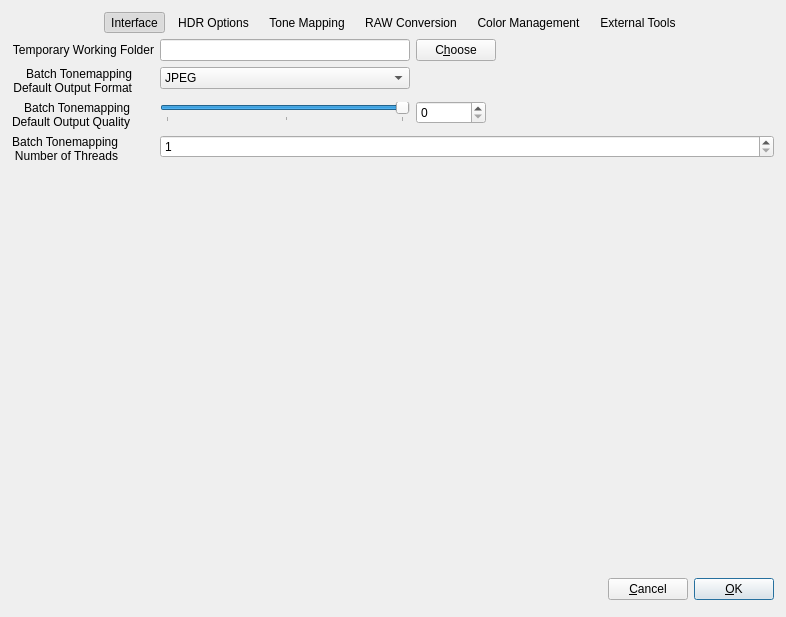
LuminanceHDR/LuminanceHDR, file src/Preferences/PreferencesDialog.ui: the form before one commit.
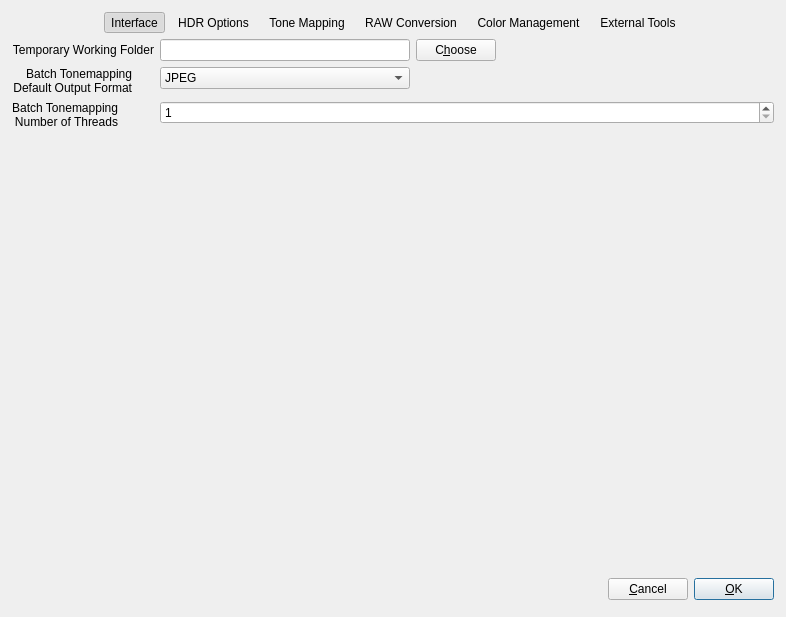
The form after the commit. The open tabs and pages were chosen to show the change. Icons and pictures are not drawn.

Commit message: [Preferences]: Removed unused output quality in TM options

What changed in the file:
```diff
--- a/src/Preferences/PreferencesDialog.ui
+++ b/src/Preferences/PreferencesDialog.ui
@@ -629,76 +629,6 @@
             </widget>
            </item>
            <item row="2" column="0">
-            <widget class="QLabel" name="label_14">
-             <property name="text">
-              <string>Batch Tonemapping Default Output Quality</string>
-             </property>
-             <property name="alignment">
-              <set>Qt::AlignRight|Qt::AlignTrailing|Qt::AlignVCenter</set>
-             </property>
-             <property name="wordWrap">
-              <bool>true</bool>
-             </property>
-            </widget>
-           </item>
-           <item row="2" column="1">
-            <layout class="QHBoxLayout" name="horizontalLayout_18">
-             <item>
-              <widget class="QSlider" name="batchTmOutputQualitySlider">
-               <property name="minimumSize">
-                <size>
-                 <width>250</width>
-                 <height>0</height>
-                </size>
-               </property>
-               <property name="maximumSize">
-                <size>
-                 <width>250</width>
-                 <height>16777215</height>
-                </size>
-               </property>
-               <property name="minimum">
-                <number>1</number>
-               </property>
-               <property name="maximum">
-                <number>100</number>
-               </property>
-               <property name="value">
-                <number>100</number>
-               </property>
-               <property name="orientation">
-                <enum>Qt::Horizontal</enum>
-               </property>
-               <property name="tickPosition">
-                <enum>QSlider::TicksBelow</enum>
-               </property>
-               <property name="tickInterval">
-                <number>50</number>
-               </property>
-              </widget>
-             </item>
-             <item>
-              <widget class="QSpinBox" name="batchTmOutputQualitySpinBox">
-               <property name="minimumSize">
-                <size>
-                 <width>70</width>
-                 <height>0</height>
-                </size>
-               </property>
-               <property name="maximumSize">
-                <size>
-                 <width>70</width>
-                 <height>16777215</height>
-                </size>
-               </property>
-               <property name="maximum">
-                <number>100</number>
-               </property>
-              </widget>
-             </item>
-            </layout>
-           </item>
-           <item row="3" column="0">
             <widget class="QLabel" name="numThreadsLabel">
              <property name="toolTip">
               <string>Amount of threads to use on multicore/SMP machines</string>
@@ -714,7 +644,7 @@
              </property>
             </widget>
            </item>
-           <item row="3" column="1">
+           <item row="2" column="1">
             <widget class="QSpinBox" name="numThreadspinBox">
              <property name="sizePolicy">
               <sizepolicy hsizetype="Minimum" vsizetype="Fixed">
```
Left out of the diff: 32 changed lines with no effect on the pictures. The commit also changes 6 other files.
